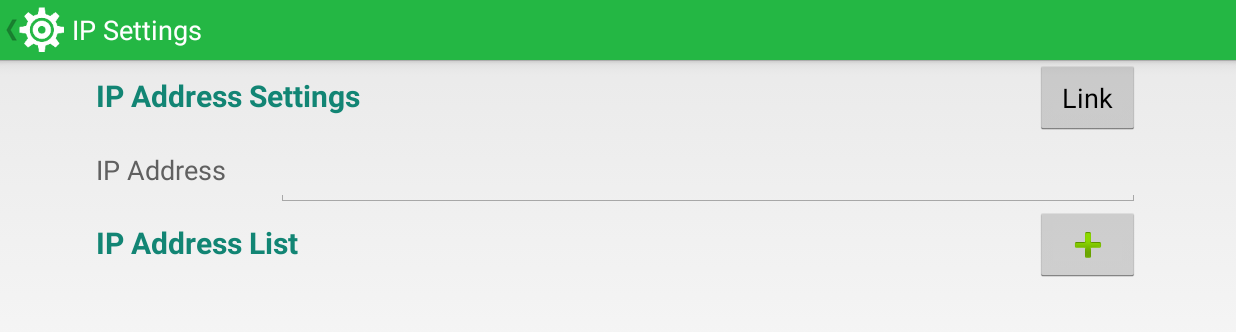
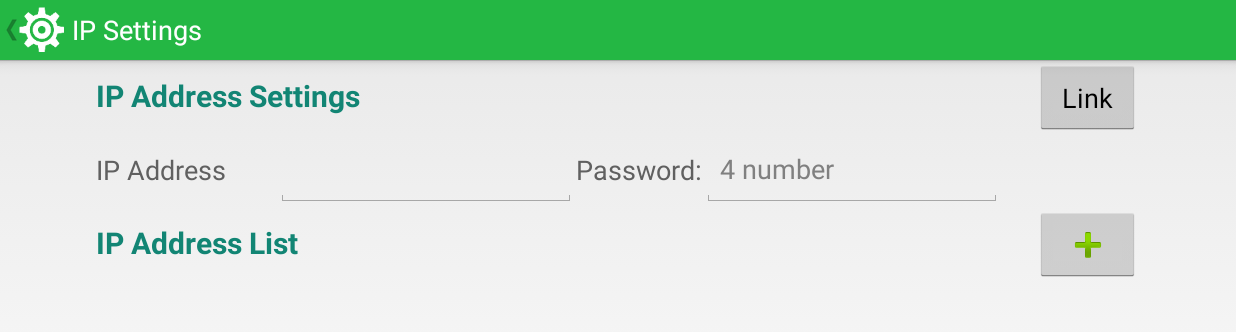
Before and after one commit to pml1988/EcoproTools, an Android app: the IpSettingsActivity screen opened directly, with no data from a screen before it, after a tap on "Link", on a phone screen of 824 x 412 dp (held sideways). Shown: the top 332 px of the screen. Run offline under Robolectric (Android 15) with nearby library versions, the light colour scheme and no system bars.

Commit message:
2016-04-19-18-30

```diff
--- a/app/src/main/AndroidManifest.xml
+++ b/app/src/main/AndroidManifest.xml
@@ -44,8 +44,6 @@
             android:label="@string/title_activity_lan_scan"
             android:screenOrientation="landscape"
             android:theme="@style/MySettingsTheme" />
-
-
         <activity
             android:name=".IpCameraActivity"
             android:label="@string/title_activity_ip_camera"
--- a/app/src/main/java/com/anteya/ecoprotools/IpSettingsActivity.java
+++ b/app/src/main/java/com/anteya/ecoprotools/IpSettingsActivity.java
@@ -32,7 +32,7 @@ import java.util.HashMap;
 import java.util.List;
 
 public class IpSettingsActivity extends Activity implements EcoproConnector.EcoproConnectorCallback
-, EditDialogFragment.EditDialogFragmentCallback{
+        , EditDialogFragment.EditDialogFragmentCallback {
 
     private final String TAG = "IpSettingsActivity";
 
@@ -53,6 +53,8 @@ public class IpSettingsActivity extends Activity implements EcoproConnector.Ecop
 
     private String ipAddress = "";
 
+
+    private Button btn;
     // endregion
 
     // region View
@@ -60,6 +62,8 @@ public class IpSettingsActivity extends Activity implements EcoproConnector.Ecop
     private TextView text1;
 
     private EditText editTextIpAddress;
+
+    private EditText activityIpSettings_editText_password;
 
     private ListView listView;
 
@@ -87,7 +91,7 @@ public class IpSettingsActivity extends Activity implements EcoproConnector.Ecop
     protected void onStart() {
         super.onStart();
         String tempIp = dataControl.getIpAddress();
-        if(tempIp.length() > 0){
+        if (tempIp.length() > 0) {
             editTextIpAddress.setText(tempIp);
         }
         updateListView();
@@ -114,11 +118,11 @@ public class IpSettingsActivity extends Activity implements EcoproConnector.Ecop
 
     // region initial
 
-    private void initData(){
+    private void initData() {
 
         myHandler = new MyHandler(this);
 
-        dataControl = (DataControl)getApplicationContext();
+        dataControl = (DataControl) getApplicationContext();
 
         ecoproConnector = new EcoproConnector();
         ecoproConnector.setEcoproConnectorCallback(this);
@@ -128,15 +132,25 @@ public class IpSettingsActivity extends Activity implements EcoproConnector.Ecop
         ipAddress = dataControl.getIpAddress();
     }
 
-    private void initView(){
+    private void initView() {
 
         getActionBar().setDisplayHomeAsUpEnabled(true);
         getActionBar().setTitle("Link");
 
         text1 = (TextView) findViewById(R.id.activityIpSettings_textView);
 
+
+        btn = (Button) findViewById(R.id.button);
+        btn.setOnClickListener(new View.OnClickListener() {
+            @Override
+            public void onClick(View v) {
+                System.out.println("檢查密碼" + dataControl.getPd_one() + " " + dataControl.getPd_two() + " " + dataControl.getPd_three() + " " + dataControl.getPd_four());
+            }
+        });
+
+
         editTextIpAddress = (EditText) findViewById(R.id.activityIpSettings_editText);
-
+        activityIpSettings_editText_password = (EditText) findViewById(R.id.activityIpSettings_editText_password);
         buttonAddEcopro = (ImageButton) findViewById(R.id.activityIpSettings_buttonAdd);
         buttonAddEcopro.setOnClickListener(buttonAddEcoproClickListener);
 
@@ -148,7 +162,7 @@ public class IpSettingsActivity extends Activity implements EcoproConnector.Ecop
         listView.setOnItemLongClickListener(listViewLongClickListener);
 
 
-        if(ipAddress.length() > 0){
+        if (ipAddress.length() > 0) {
             editTextIpAddress.setText(ipAddress);
         }
 
@@ -201,11 +215,28 @@ public class IpSettingsActivity extends Activity implements EcoproConnector.Ecop
     private View.OnClickListener buttonLinkEcoproClickListener = new View.OnClickListener() {
         @Override
         public void onClick(View v) {
-            dataControl.saveIpAddress(editTextIpAddress.getText().toString());
-            ipAddress = dataControl.getIpAddress();
-            if(ipAddress != null && ipAddress.length() > 0){
-                ecoproConnector.checkLink(ipAddress);
+
+            if(activityIpSettings_editText_password.getText().toString().length()!=4)
+            {
+                Toast.makeText(getApplication() , "最多四碼",Toast.LENGTH_SHORT).show();
             }
+            else
+            {
+                dataControl.saveIpAddress(editTextIpAddress.getText().toString());
+
+                dataControl.setPd_one(Integer.parseInt(activityIpSettings_editText_password.getText().toString().substring(0, 1)));
+                dataControl.setPd_two(Integer.parseInt(activityIpSettings_editText_password.getText().toString().substring(1, 2)));
+                dataControl.setPd_three(Integer.parseInt(activityIpSettings_editText_password.getText().toString().substring(2, 3)));
+                dataControl.setPd_four(Integer.parseInt(activityIpSettings_editText_password.getText().toString().substring(3, 4)));
+
+                ipAddress = dataControl.getIpAddress();
+                if (ipAddress != null && ipAddress.length() > 0) {
+                    ecoproConnector.checkLink(ipAddress);
+                }
+
+            }
+
+
         }
     };
 
@@ -220,15 +251,20 @@ public class IpSettingsActivity extends Activity implements EcoproConnector.Ecop
 
             String tempIp = ecopro.getIpAddress();
             String tempMac = ecopro.getMacAddress();
-
+            String temppw = ecopro.getPassword();
             dataControl.saveIpAddress(tempIp);
             dataControl.saveMacAddress(tempMac);
+            editTextIpAddress.setText(tempIp);
+            dataControl.setPd_one(Integer.parseInt(temppw.substring(0, 1)));
+            dataControl.setPd_two(Integer.parseInt(temppw.substring(1, 2)));
+            dataControl.setPd_three(Integer.parseInt(temppw.substring(2, 3)));
+            dataControl.setPd_four(Integer.parseInt(temppw.substring(3, 4)));
 
-            editTextIpAddress.setText(tempIp);
+            activityIpSettings_editText_password.setText(temppw);
 
             ipAddress = tempIp;
 
-            if(ipAddress != null && ipAddress.length() > 0){
+            if (ipAddress != null && ipAddress.length() > 0) {
                 ecoproConnector.checkLink(ipAddress);
             }
 
@@ -303,7 +339,7 @@ public class IpSettingsActivity extends Activity implements EcoproConnector.Ecop
     }
 
     @Override
-    public void deleteEcopro(Ecopro ecopro){
+    public void deleteEcopro(Ecopro ecopro) {
         Log.d(TAG, "deleteEcopro 收到 event");
         sqLiteControl.deleteEcopro(ecopro);
         updateListView();
@@ -313,12 +349,12 @@ public class IpSettingsActivity extends Activity implements EcoproConnector.Ecop
 
     // region MyHandler
 
-    public void updateListView(){
+    public void updateListView() {
 
         listEcopro = sqLiteControl.getEcoproArray();
         listMacData.clear();
 
-        for (Ecopro ecopro : listEcopro){
+        for (Ecopro ecopro : listEcopro) {
 
             HashMap<String, Object> hashMap = new HashMap<>();
 
@@ -330,24 +366,24 @@ public class IpSettingsActivity extends Activity implements EcoproConnector.Ecop
             listMacData.add(hashMap);
         }
 
-        if(keepGoing){
-            listItemAdapter = new SimpleAdapter(this,listMacData, //套入動態資訊
+        if (keepGoing) {
+            listItemAdapter = new SimpleAdapter(this, listMacData, //套入動態資訊
                     R.layout.listview_ip_mac,//套用自訂的XML
-                    new String[] {EcoproString.HASH_MAP_KEY_NAME,EcoproString.HASH_MAP_KEY_IP}, //動態資訊取出順序
-                    new int[] {R.id.layoutMac_ip,R.id.layoutMac_mac} //將動態資訊對應到元件ID
+                    new String[]{EcoproString.HASH_MAP_KEY_NAME, EcoproString.HASH_MAP_KEY_IP}, //動態資訊取出順序
+                    new int[]{R.id.layoutMac_ip, R.id.layoutMac_mac} //將動態資訊對應到元件ID
             );
 
             listView.setAdapter(listItemAdapter);
         }
     }
 
-    public void receiveLinkCheck(boolean isLinked){
+    public void receiveLinkCheck(boolean isLinked) {
 
-        if(isLinked){
+        if (isLinked) {
             Toast.makeText(IpSettingsActivity.this, "連線成功", Toast.LENGTH_SHORT).show();
-        }
-        else
-        {
+
+
+        } else {
 
             Toast.makeText(IpSettingsActivity.this, "連線失敗，請確認IP是否正確", Toast.LENGTH_SHORT).show();
         }
@@ -361,22 +397,25 @@ public class IpSettingsActivity extends Activity implements EcoproConnector.Ecop
     private static class MyHandler extends Handler {
         // WeakReference to the outer class's instance.
         private WeakReference<IpSettingsActivity> mOuter;
+
         public MyHandler(IpSettingsActivity activity) {
             mOuter = new WeakReference<>(activity);
         }
+
         public static final int RECEIVE_BROADCAST_DATA = 1;
         public static final int CHECK_LINK = 2;
+
         @Override
-        public void handleMessage(Message msg){
+        public void handleMessage(Message msg) {
             IpSettingsActivity activity = mOuter.get();
             if (activity != null) {
                 // Do something with outer as your wish.
-                switch(msg.what){
-                    case RECEIVE_BROADCAST_DATA :
+                switch (msg.what) {
+                    case RECEIVE_BROADCAST_DATA:
                         System.out.println("IpSettingsActivity MyHandler.RECEIVE_BROADCAST_DATA");
 //                        activity.updateListView((List)msg.obj);
                         break;
-                    case CHECK_LINK :
+                    case CHECK_LINK:
                         System.out.println("IpSettingsActivity MyHandler.CHECK_LINK");
                         activity.receiveLinkCheck((boolean) msg.obj);
                         break;
--- a/app/src/main/res/layout/activity_ip_settings.xml
+++ b/app/src/main/res/layout/activity_ip_settings.xml
@@ -34,7 +34,7 @@
 
     <EditText
         android:id="@+id/activityIpSettings_editText"
-        android:layout_width="match_parent"
+        android:layout_width="200dp"
         android:layout_height="@dimen/activitySettings_textViewTitle_layoutHeight"
         android:layout_below="@+id/activityIpSettings_textViewTitle1"
         android:layout_toRightOf="@id/activityIpSettings_textView"
@@ -42,6 +42,24 @@
         android:maxLines="1"
         android:singleLine="true"/>
 
+
+    <TextView
+        android:layout_width="wrap_content"
+        android:layout_height="@dimen/activitySettings_textViewTitle_layoutHeight"
+        android:text="Password:"
+        android:id="@+id/textView3"
+        android:layout_below="@+id/activityIpSettings_textViewTitle1"
+        android:layout_toRightOf="@+id/activityIpSettings_editText"
+        style="@style/MySettingsTitle" />
+
+    <EditText
+        android:layout_width="200dp"
+        android:layout_height="@dimen/activitySettings_textViewTitle_layoutHeight"
+        android:id="@+id/activityIpSettings_editText_password"
+        android:layout_below="@+id/activityIpSettings_textViewTitle1"
+        android:layout_toRightOf="@+id/textView3"
+        android:inputType="number"
+        android:hint="4 number" />
 
     <TextView
         android:id="@+id/activityIpSettings_textViewTitle2"
@@ -66,4 +84,14 @@
         android:layout_height="match_parent"
         android:layout_below="@id/activityIpSettings_textViewTitle2"/>
 
+    <Button
+        android:layout_width="wrap_content"
+        android:layout_height="wrap_content"
+        android:text="New Button"
+        android:id="@+id/button"
+        android:layout_centerVertical="true"
+        android:layout_toLeftOf="@+id/activityIpSettings_editText_password"
+        android:layout_toStartOf="@+id/activityIpSettings_editText_password"
+        android:visibility="invisible" />
+
 </RelativeLayout>
--- a/app/src/main/res/layout/activity_settings.xml
+++ b/app/src/main/res/layout/activity_settings.xml
@@ -34,12 +34,14 @@
             <TextView
                 android:id="@+id/activitySettings_password"
                 style="@style/SettingsActivity_TextView"
-                android:text="Password Settings "/>
+                android:text="Password Settings "
+                android:visibility="gone" />
 
             <View
                 android:layout_width="match_parent"
                 android:layout_height="1dp"
-                android:background="@color/myLightGray"/>
+                android:background="@color/myLightGray"
+                android:visibility="gone" />
 
 
 
--- a/app/src/main/res/layout/dialog_fragment_edit.xml
+++ b/app/src/main/res/layout/dialog_fragment_edit.xml
@@ -59,7 +59,7 @@
             android:layout_width="match_parent"
             android:layout_height="@dimen/activitySettings_textViewTitle_layoutHeight"
             android:id="@+id/dialogFragmentEdit_editTextIpassword"
-            android:hint="password" />
+            android:hint="請輸入四碼數字" />
     </LinearLayout>
 
 </LinearLayout>
```
Also changed, not shown: app/src/main/java/com/anteya/ecoprotools/MainActivity.java (+27 -8 lines), app/src/main/java/com/anteya/ecoprotools/fragment/EditDialogFragment.java (+11 -1 lines), app/src/main/java/com/anteya/ecoprotools/object/DataControl.java (+20 -13 lines), app/src/main/java/com/anteya/ecoprotools/object/Ecopro.java (+2 -6 lines), app/src/main/res/drawable/activity_main_germinate_off.jpg (deleted), app/src/main/res/drawable/activity_main_growth_off.jpg, app/src/main/res/drawable/activity_main_growth_on.jpg, 2 other files.
